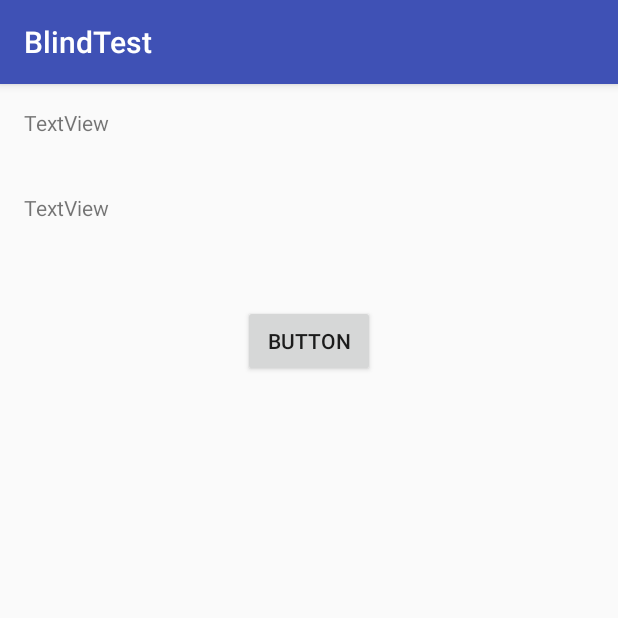
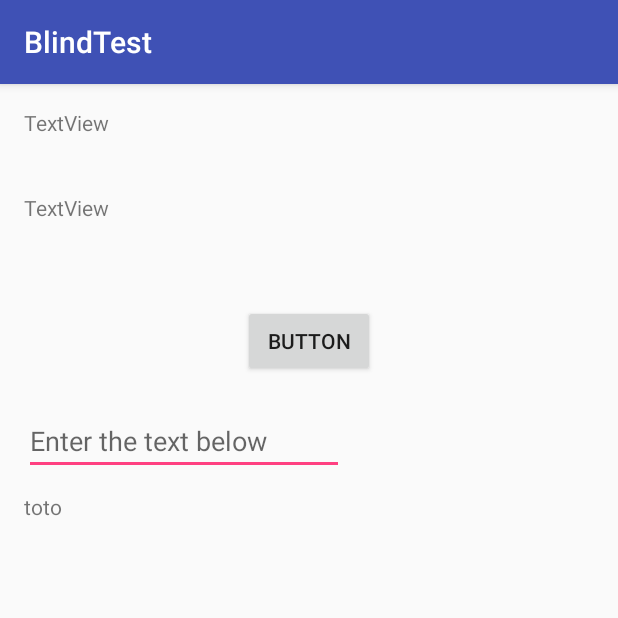
Before and after one commit to colinprieto/projet-blindtest, an Android app: the screen it shows after launch (MainActivity), on a phone screen of 412 x 824 dp, the top half of it. Run offline under Robolectric (Android 15) with nearby library versions, the phone set to English and light mode, and no system bars.

Commit message:
ajout levenstein

```diff
--- a/BlindTest/app/src/main/java/btb/blindtest/MainActivity.java
+++ b/BlindTest/app/src/main/java/btb/blindtest/MainActivity.java
@@ -1,29 +1,21 @@
 package btb.blindtest;
 
-import android.content.CursorLoader;
+import android.os.Bundle;
 import android.support.v7.app.AppCompatActivity;
-import android.os.Bundle;
-
-import android.app.Activity;
-import android.content.Context;
-import android.database.Cursor;
-import android.media.MediaPlayer;
-import android.provider.MediaStore;
+import android.text.Editable;
+import android.text.TextWatcher;
 import android.view.MotionEvent;
 import android.view.View;
-import android.view.ViewGroup;
-import android.widget.AdapterView;
-import android.widget.BaseAdapter;
 import android.widget.Button;
-import android.widget.ListView;
+import android.widget.EditText;
 import android.widget.TextView;
-import android.widget.AdapterView.OnItemClickListener;
 
 public class MainActivity extends AppCompatActivity {
     MusicManager musicManager;
-    TextView tvArtist;
-    TextView tvTitle;
+    TextView tvArtist, tvTitle, tvRef;
+    EditText field;
     Button start;
+    int distLev = 0;
 
     /** Called when the activity is first created. */
     @Override
@@ -33,6 +25,23 @@ public class MainActivity extends AppCompatActivity {
         tvArtist = (TextView) findViewById(R.id.textViewArtist);
         tvTitle = (TextView) findViewById(R.id.textViewTitle);
         start = (Button) findViewById(R.id.button);
+        field = (EditText) findViewById(R.id.editText);
+        tvRef = (TextView) findViewById(R.id.tvRef);
+        field.addTextChangedListener(new TextWatcher() {
+
+            public void afterTextChanged(Editable s) {
+
+                // you can call or do what you want with your EditText here
+                distLev = getLevenshteinDistance((field.getText()).toString(),(tvRef.getText()).toString());
+                tvArtist.setText(""+distLev);
+
+            }
+
+            public void beforeTextChanged(CharSequence s, int start, int count, int after) {}
+
+            public void onTextChanged(CharSequence s, int start, int before, int count) {}
+        });
+
         musicManager = new MusicManager(getApplicationContext());
         start.setOnTouchListener(new View.OnTouchListener() {
 
@@ -50,4 +59,82 @@ public class MainActivity extends AppCompatActivity {
             }
         });
     }
+
+    //Fonction calcul de distance prise sur internet
+    public int getLevenshteinDistance(String s, String t) {
+        if (s == null || t == null) {
+            throw new IllegalArgumentException("Strings must not be null");
+        }
+
+      /*
+         The difference between this impl. and the previous is that, rather
+         than creating and retaining a matrix of size s.length()+1 by t.length()+1,
+         we maintain two single-dimensional arrays of length s.length()+1.  The first, d,
+         is the 'current working' distance array that maintains the newest distance cost
+         counts as we iterate through the characters of String s.  Each time we increment
+         the index of String t we are comparing, d is copied to p, the second int[].  Doing so
+         allows us to retain the previous cost counts as required by the algorithm (taking
+         the minimum of the cost count to the left, up one, and diagonally up and to the left
+         of the current cost count being calculated).  (Note that the arrays aren't really
+         copied anymore, just switched...this is clearly much better than cloning an array
+         or doing a System.arraycopy() each time  through the outer loop.)
+
+         Effectively, the difference between the two implementations is this one does not
+         cause an out of memory condition when calculating the LD over two very large strings.
+       */
+
+        int n = s.length(); // length of s
+        int m = t.length(); // length of t
+
+        if (n == 0) {
+            return m;
+        } else if (m == 0) {
+            return n;
+        }
+
+        if (n > m) {
+            // swap the input strings to consume less memory
+            String tmp = s;
+            s = t;
+            t = tmp;
+            n = m;
+            m = t.length();
+        }
+
+        int p[] = new int[n+1]; //'previous' cost array, horizontally
+        int d[] = new int[n+1]; // cost array, horizontally
+        int _d[]; //placeholder to assist in swapping p and d
+
+        // indexes into strings s and t
+        int i; // iterates through s
+        int j; // iterates through t
+
+        char t_j; // jth character of t
+
+        int cost; // cost
+
+        for (i = 0; i<=n; i++) {
+            p[i] = i;
+        }
+
+        for (j = 1; j<=m; j++) {
+            t_j = t.charAt(j-1);
+            d[0] = j;
+
+            for (i=1; i<=n; i++) {
+                cost = s.charAt(i-1)==t_j ? 0 : 1;
+                // minimum of cell to the left+1, to the top+1, diagonally left and up +cost
+                d[i] = Math.min(Math.min(d[i-1]+1, p[i]+1),  p[i-1]+cost);
+            }
+
+            // copy current distance counts to 'previous row' distance counts
+            _d = p;
+            p = d;
+            d = _d;
+        }
+
+        // our last action in the above loop was to switch d and p, so p now
+        // actually has the most recent cost counts
+        return p[n];
+    }
 }
--- a/BlindTest/app/src/main/res/layout/activity_main.xml
+++ b/BlindTest/app/src/main/res/layout/activity_main.xml
@@ -42,4 +42,28 @@
         android:layout_centerHorizontal="true"
         android:layout_marginTop="112dp"
         android:onClick="onStartClicked" />
+
+    <EditText
+        android:layout_width="wrap_content"
+        android:layout_height="wrap_content"
+        android:inputType="textPersonName"
+        android:hint="Enter the text below"
+        android:ems="10"
+        android:id="@+id/editText"
+        android:layout_below="@+id/button"
+        android:layout_alignParentLeft="true"
+        android:layout_alignParentStart="true"
+        android:layout_marginTop="20dp" />
+
+    <TextView
+        android:text="toto"
+        android:layout_width="wrap_content"
+        android:layout_height="wrap_content"
+        android:layout_below="@+id/editText"
+        android:layout_marginTop="11dp"
+        android:id="@+id/tvRef"
+        android:layout_alignParentLeft="true"
+        android:layout_alignParentStart="true" />
+
+
 </RelativeLayout>
```
